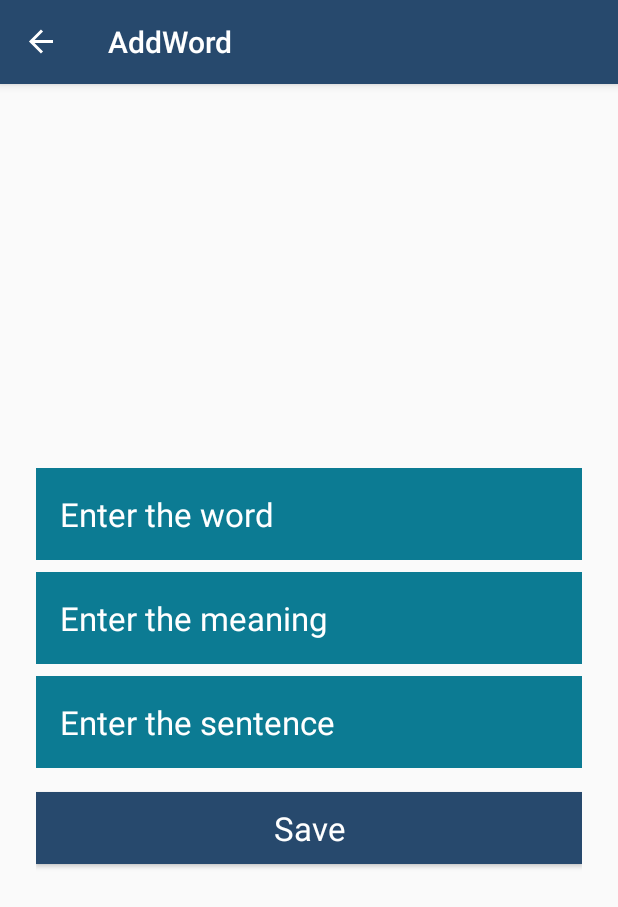
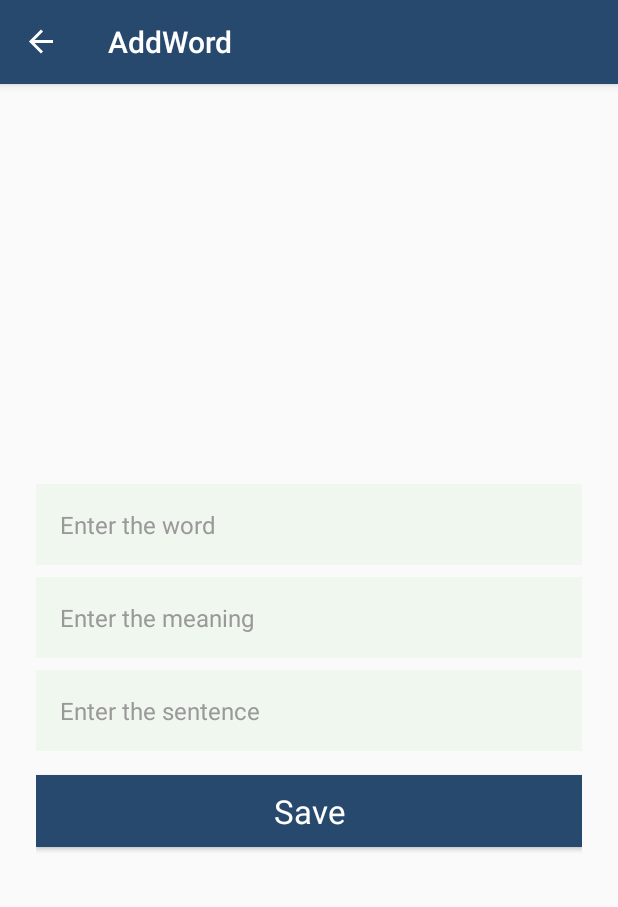
Before and after one commit to ga7uti/DailyVocabulary, an Android app: the AddWordFragment screen opened through its navigation route, on a phone screen of 412 x 824 dp. Shown: the top 907 px of the screen. Run offline under Robolectric (Android 15) with nearby library versions, the phone set to English and light mode, and no system bars; our stand-ins replace Room's generated code, navigation-ui.

Commit message:
updated add_word_fragment.xml

```diff
--- a/app/src/main/java/com/dailydictionary/ui/addNewWord/AddWordFragment.kt
+++ b/app/src/main/java/com/dailydictionary/ui/addNewWord/AddWordFragment.kt
@@ -7,6 +7,7 @@ import android.view.LayoutInflater
 import android.view.View
 import android.view.ViewGroup
 import android.widget.Button
+import androidx.core.content.ContextCompat
 import androidx.fragment.app.Fragment
 import androidx.lifecycle.ViewModelProvider
 import androidx.navigation.NavController
@@ -56,7 +57,7 @@ class AddWordFragment : Fragment() {
 
         //add btn click listener
         view.findViewById<Button>(R.id.btn_add_fragment_save)
-            .setOnClickListener(View.OnClickListener {
+            .setOnClickListener {
                 val word = validate()
                 if (!isEditable)
                     word?.let { it1 ->
@@ -70,7 +71,7 @@ class AddWordFragment : Fragment() {
                 Utils.hideKeyBoard(activity)
                 navigation.popBackStack(R.id.wordsFragment, true)
                 navigation.navigate(R.id.wordsFragment)
-            })
+            }
 
     }
 
@@ -85,9 +86,14 @@ class AddWordFragment : Fragment() {
 
     private fun setData(word: DictionaryModel) {
         etAddWordFragmentWord.inputType = InputType.TYPE_NULL
-        etAddWordFragmentWord.setOnClickListener(View.OnClickListener {
+        context?.let { ContextCompat.getColor(it,R.color.colorSecondaryText) }?.let {
+            etAddWordFragmentWord.setTextColor(
+                it
+            )
+        }
+        etAddWordFragmentWord.setOnClickListener {
             context?.let { it1 -> AlertUtils.showToast(it1, R.string.cannot_edit) }
-        })
+        }
         etAddWordFragmentWord.setText(word.word)
         etAddWordFragmentMeaning.setText(word.meaning)
         etAddWordFragmentSentence.setText(word.sentence)
--- a/app/src/main/res/layout/add_word_fragment.xml
+++ b/app/src/main/res/layout/add_word_fragment.xml
@@ -6,21 +6,21 @@
     android:orientation="vertical"
     android:padding="24dp">
 
-    <EditText
+    <com.google.android.material.textfield.TextInputEditText
         android:id="@+id/etAddWordFragmentWord"
         style="@style/edit_text_style"
         android:hint="@string/hint_word"
         android:importantForAutofill="no"
         android:inputType="textAutoComplete" />
 
-    <EditText
+    <com.google.android.material.textfield.TextInputEditText
         android:id="@+id/etAddWordFragmentMeaning"
         style="@style/edit_text_style"
         android:hint="@string/hint_meaning"
         android:importantForAutofill="no"
         android:inputType="textAutoComplete" />
 
-    <EditText
+    <com.google.android.material.textfield.TextInputEditText
         android:id="@+id/etAddWordFragmentSentence"
         style="@style/edit_text_style"
         android:hint="@string/hint_sentence"
--- a/app/src/main/res/values/colors.xml
+++ b/app/src/main/res/values/colors.xml
@@ -11,6 +11,7 @@
     <color name="colorTextHint">#dadada</color>
 
     <!--misc-->
+    <color name="colorScreenBackground">#F0F7EE</color>
     <color name="colorWhite">#FFFFFF</color>
     <color name="colorDangerRed">#D9534F</color>
 </resources>
--- a/app/src/main/res/values/styles.xml
+++ b/app/src/main/res/values/styles.xml
@@ -16,12 +16,10 @@
     <style name="edit_text_style">
         <item name="android:layout_width">match_parent</item>
         <item name="android:layout_height">wrap_content</item>
-        <item name="android:textAppearance">
-            @android:style/TextAppearance.Large
-        </item>
-        <item name="android:background">@color/colorPrimaryLight</item>
-        <item name="android:textColor">@color/colorWhite</item>
-        <item name="android:textColorHint">@color/colorWhite</item>
+        <item name="android:textSize">@dimen/text_size_16</item>
+        <item name="android:background">@color/colorScreenBackground</item>
+        <item name="android:textColor">@color/colorBlackText</item>
+        <item name="android:textColorHint">@color/colorSecondaryText</item>
         <item name="android:layout_marginTop">@dimen/size_8</item>
         <item name="android:layout_gravity">center</item>
         <item name="android:padding">@dimen/size_16</item>
@@ -30,7 +28,7 @@
     <style name="text_view_style_heading">
         <item name="android:layout_width">match_parent</item>
         <item name="android:layout_height">wrap_content</item>
-        <item name="android:textSize">@dimen/text_size_18</item>
+        <item name="android:textSize">@dimen/text_size_16</item>
         <item name="android:layout_marginTop">8dp</item>
         <item name="android:layout_gravity">center</item>
         <item name="android:layout_margin">@dimen/size_4</item>
@@ -41,7 +39,7 @@
     <style name="text_view_style_content">
         <item name="android:layout_width">match_parent</item>
         <item name="android:layout_height">wrap_content</item>
-        <item name="android:textSize">@dimen/text_size_16</item>
+        <item name="android:textSize">@dimen/text_size_14</item>
         <item name="android:layout_marginStart">@dimen/size_4</item>
         <item name="android:layout_marginLeft">@dimen/size_4</item>
         <item name="android:layout_marginEnd">@dimen/size_4</item>
```
